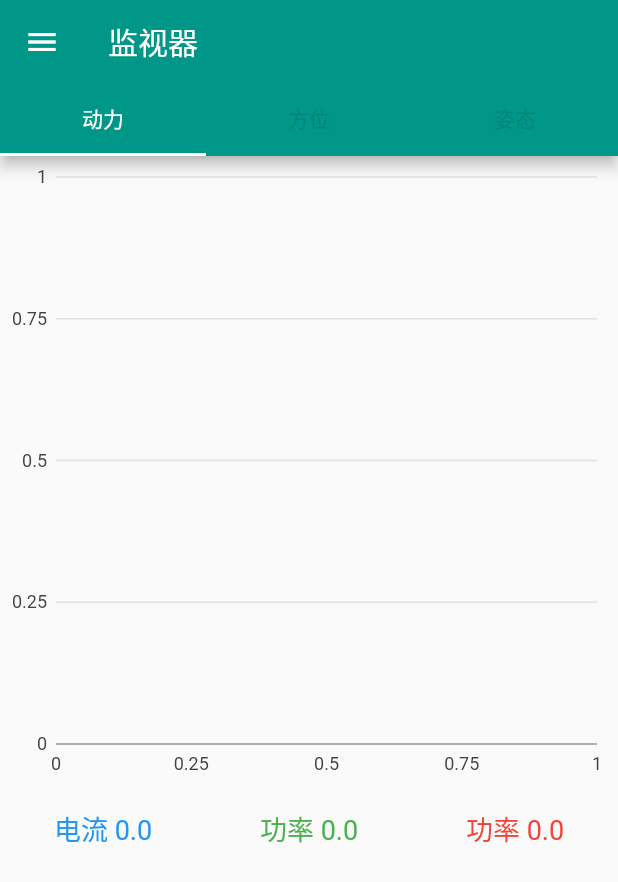
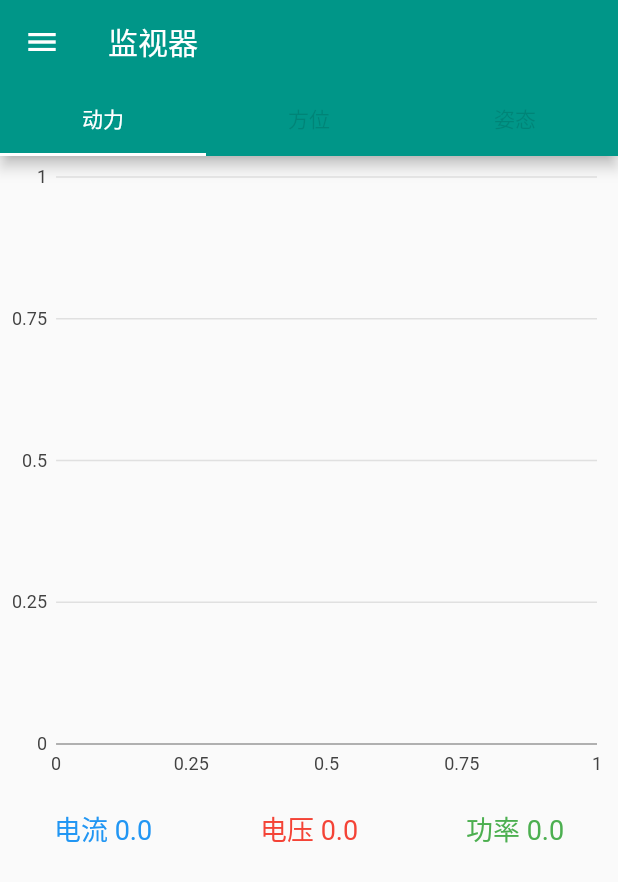
Before and after one commit to luooyii/ferry, a Flutter app: the ShipConsole screen opened directly with empty values, on a phone screen of 412 x 824 dp. Shown: the top 882 px of the screen. Run offline on Flutter 3.47's test engine with Material 2 defaults, Android fonts, the phone set to English and light mode, and no system bars; our stand-ins replace charts_flutter, dio, rxdart; missing offline and left inert: amap_base, mqtt_client.

Commit message:
折线图

```diff
--- a/ferry_app/lib/app/ui/ship_console/console_power.dart
+++ b/ferry_app/lib/app/ui/ship_console/console_power.dart
@@ -104,10 +104,7 @@ class _ShipPowerState extends State<ShipPower> {
       children: <Widget>[
         Container(
           height: 420,
-          child: charts.LineChart(seriesList,
-              defaultRenderer: new charts.LineRendererConfig(
-                  includeArea: true, stacked: true),
-              animate: false),
+          child: charts.LineChart(seriesList, animate: true),
         ),
         new SizedBox(
           height: 15,
@@ -121,15 +118,15 @@ class _ShipPowerState extends State<ShipPower> {
               flex: 1,
             ),
             Expanded(
-              child: Text('功率 ${power}',
+              child: Text('电压 ${voltage}',
                   textAlign: TextAlign.center,
-                  style: TextStyle(fontSize: 18, color: Colors.green)),
+                  style: TextStyle(fontSize: 18, color: Colors.red)),
               flex: 1,
             ),
             Expanded(
               child: Text('功率 ${power}',
                   textAlign: TextAlign.center,
-                  style: TextStyle(fontSize: 18, color: Colors.red)),
+                  style: TextStyle(fontSize: 18, color: Colors.green)),
               flex: 1,
             ),
           ],
```
Also changed, not shown: ferry_app/lib/app/ui/login/login.dart (+2 -13 lines), ferry_app/res/values/strings_en.arb (added), 1 other file.
